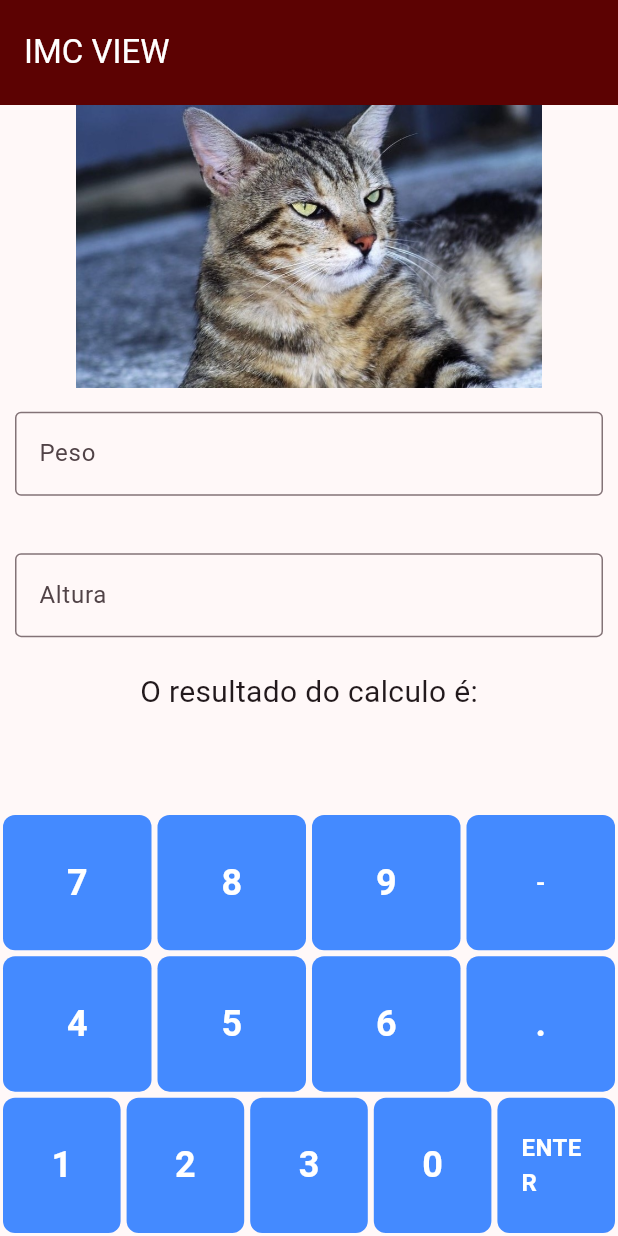
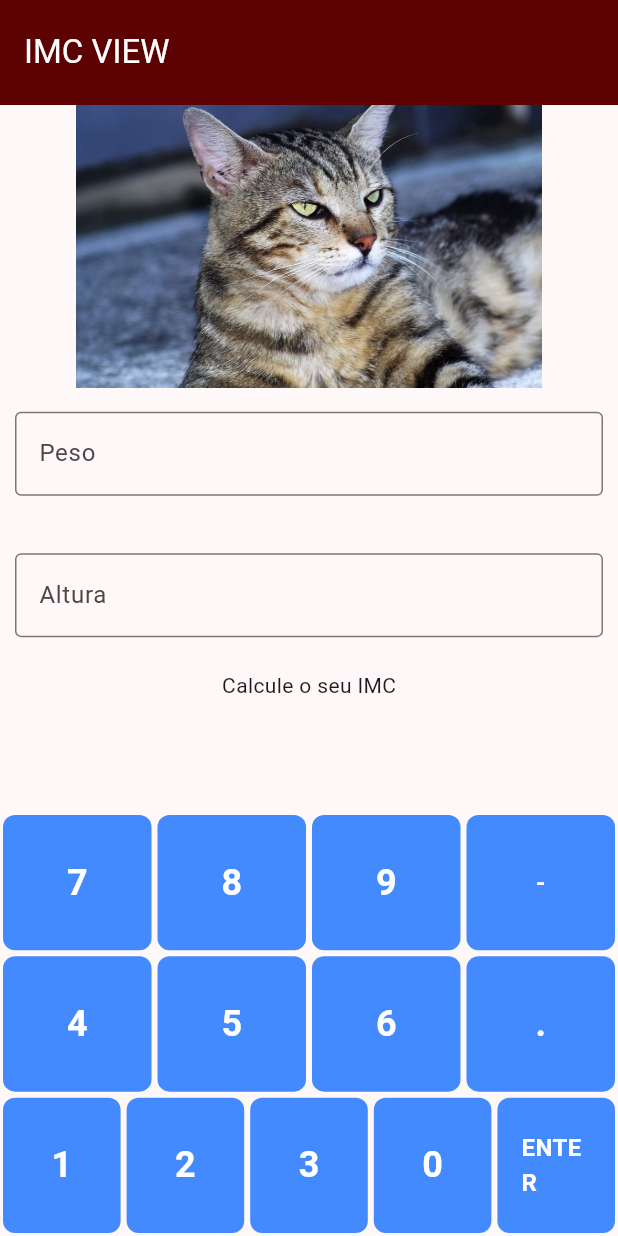
Before and after one commit to selingindev/imc_atividade_fatec_flutter, a Flutter app: the screen it shows after launch, on a phone screen of 412 x 824 dp. Run offline on Flutter 3.47's test engine with Material 3 defaults, Android fonts, the phone set to English and light mode, and no system bars.

Commit message:
mudando a lógica de implementação do controller na home page

```diff
--- a/lib/src/UI/pages/home_page.dart
+++ b/lib/src/UI/pages/home_page.dart
@@ -2,19 +2,19 @@ import 'package:flutter/material.dart';
 import 'package:imc_atividade_fatec_flutter/src/UI/widgets/container_buttons_widgets.dart';
 import 'package:imc_atividade_fatec_flutter/src/UI/widgets/input_widget.dart';
 import 'package:imc_atividade_fatec_flutter/src/UI/widgets/text_widget.dart';
+import 'package:imc_atividade_fatec_flutter/src/aplication/controllers/imc_controller.dart';
 
 class MyHomePage extends StatefulWidget {
-  const MyHomePage({super.key, required this.title});
+  const MyHomePage({super.key, required this.controller, required this.title});
   final String title;
+  final ImcController controller;
 
   @override
   State<MyHomePage> createState() => _MyHomePageState();
 }
 
 class _MyHomePageState extends State<MyHomePage> {
-  final TextEditingController _controllerALT = TextEditingController();
-  final TextEditingController _controllerPES = TextEditingController();
-
+  double? imcResult;
   String campoSelecionado = '';
 
   void _selecionarCampo(String campo) {
@@ -26,22 +26,40 @@ class _MyHomePageState extends State<MyHomePage> {
   void _adicionarValor(String valor) {
     setState(() {
       if (campoSelecionado == 'peso') {
-        _controllerPES.text += valor;
+        widget.controller.controllerPES.text += valor;
       } else if (campoSelecionado == 'altura') {
-        _controllerALT.text += valor;
+        widget.controller.controllerALT.text += valor;
       }
     });
   }
+
   void _removerValor() {
     setState(() {
       if (campoSelecionado == 'peso') {
-      if (_controllerPES.text.isNotEmpty) {
-        _controllerPES.text = _controllerPES.text.substring(0, _controllerPES.text.length - 1);
+        if (widget.controller.controllerPES.text.isNotEmpty) {
+          widget.controller.controllerPES.text = widget
+              .controller.controllerPES.text
+              .substring(0, widget.controller.controllerPES.text.length - 1);
         }
       } else if (campoSelecionado == 'altura') {
-      if (_controllerALT.text.isNotEmpty) {
-        _controllerALT.text = _controllerALT.text.substring(0, _controllerALT.text.length - 1);
+        if (widget.controller.controllerALT.text.isNotEmpty) {
+          widget.controller.controllerALT.text = widget
+              .controller.controllerALT.text
+              .substring(0, widget.controller.controllerALT.text.length - 1);
         }
+      }
+    });
+  }
+
+
+  void _calculate() {
+    setState(() {
+      if (widget.controller.controllerALT.text.isNotEmpty &&
+          widget.controller.controllerPES.text.isNotEmpty) {
+        imcResult = widget.controller.calculeIMC();
+
+      } else {
+
       }
     });
   }
@@ -72,30 +90,34 @@ void _removerValor() {
             Expanded(
               flex: 1,
               child: InputWidget(
-                controller: _controllerPES,
-                onTap: () => _selecionarCampo('peso'), tipoData: 'Peso',
+                controller: widget.controller.controllerPES,
+                onTap: () => _selecionarCampo('peso'),
+                tipoData: 'Peso',
               ),
             ),
             Expanded(
               flex: 1,
               child: InputWidget(
-                controller: _controllerALT,
+                controller: widget.controller.controllerALT,
                 onTap: () => _selecionarCampo('altura'),
                 tipoData: 'Altura',
               ),
             ),
-            const Expanded(
+            Expanded(
               flex: 1,
-              child: TextWidget(),
+              child: Text(
+                imcResult != null
+                    ? "Seu IMC é: ${imcResult!.toStringAsFixed(2)}"
+                    : "Calcule o seu IMC",
+              ),
             ),
             Expanded(
                 flex: 3,
-              child:ContainerButtonsWidgets(
+                child: ContainerButtonsWidgets(
                   onTapAdicionar: _adicionarValor,
                   onTapRemover: _removerValor,
-)
-
-            ),
+                  onTapOperation: _calculate,
+                )),
           ],
         ),
       ),
```
Lines whose indentation alone changed are shown as unchanged.
